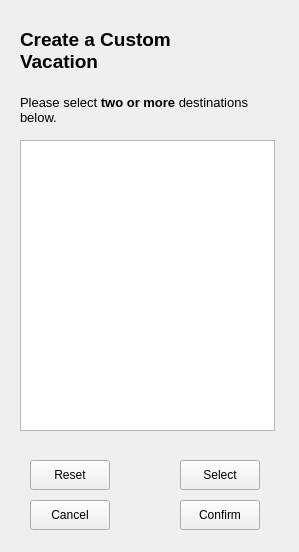
Before: the Qt Designer form CS1D-Basketball-master/Basketball/confirmcustom2.ui in moetaei/CS1D-Basketball, drawn with Qt 5.
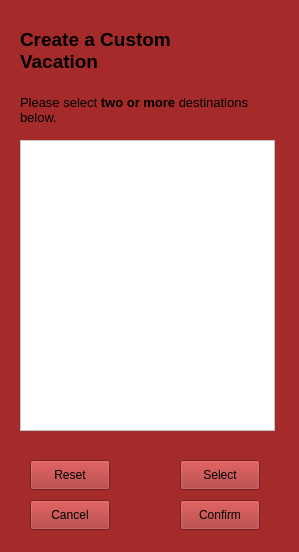
After: the same form once the commit is applied.

Diff of the .ui file:
```diff
--- a/CS1D-Basketball-master/Basketball/confirmcustom2.ui
+++ b/CS1D-Basketball-master/Basketball/confirmcustom2.ui
@@ -13,6 +13,9 @@
   <property name="windowTitle">
    <string>Form</string>
   </property>
+  <property name="styleSheet">
+   <string notr="true">background-color:brown;</string>
+  </property>
   <widget class="QLabel" name="label">
    <property name="geometry">
     <rect>
@@ -89,6 +92,9 @@
        <verstretch>0</verstretch>
       </sizepolicy>
      </property>
+     <property name="styleSheet">
+      <string notr="true">background-color:white;</string>
+     </property>
      <property name="editTriggers">
       <set>QAbstractItemView::SelectedClicked</set>
      </property>
```
